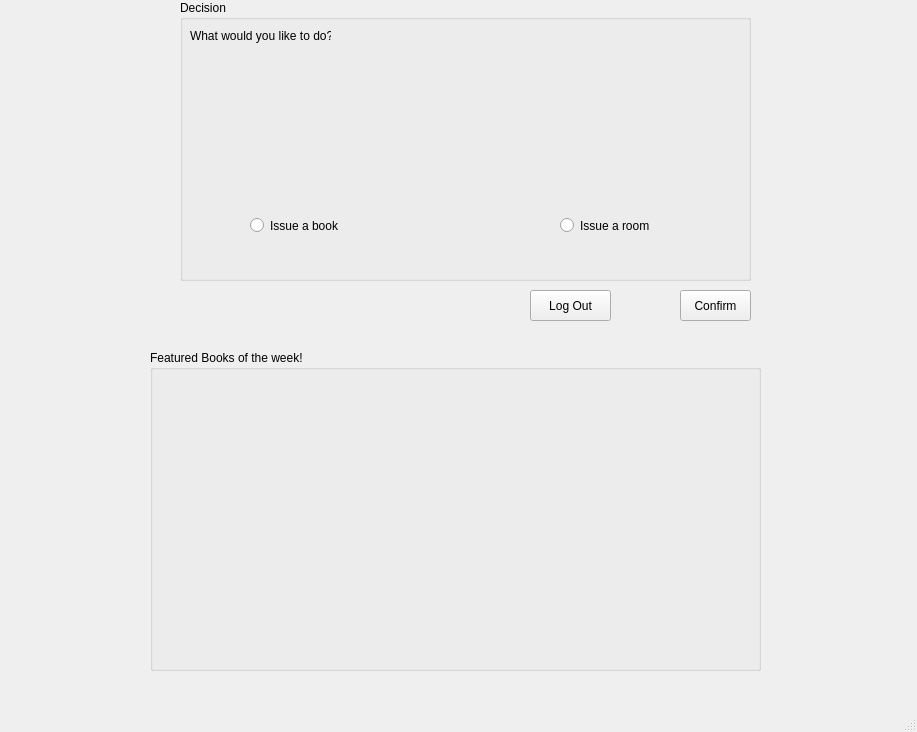
The window that 2.student_decision.ui (Asim-AAK/LibraryManagementDBMS) describes before a commit, drawn with Qt 5.
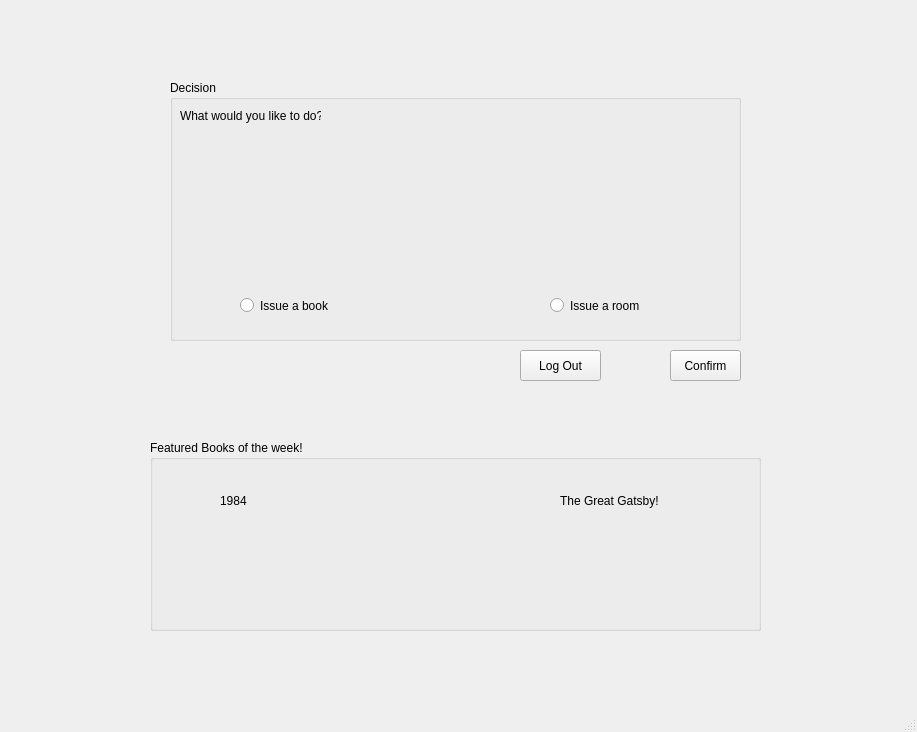
The same window after the commit. Icons and pictures are not drawn.

Patch:
```diff
--- a/2.student_decision.ui
+++ b/2.student_decision.ui
@@ -17,10 +17,10 @@
    <widget class="QGroupBox" name="decision_groupBox">
     <property name="geometry">
      <rect>
-      <x>180</x>
-      <y>0</y>
+      <x>170</x>
+      <y>80</y>
       <width>571</width>
-      <height>281</height>
+      <height>261</height>
      </rect>
     </property>
     <property name="title">
@@ -101,8 +101,8 @@
    <widget class="QPushButton" name="confirm_pushButton">
     <property name="geometry">
      <rect>
-      <x>680</x>
-      <y>290</y>
+      <x>670</x>
+      <y>350</y>
       <width>71</width>
       <height>31</height>
      </rect>
@@ -115,9 +115,9 @@
     <property name="geometry">
      <rect>
       <x>150</x>
-      <y>350</y>
+      <y>440</y>
       <width>611</width>
-      <height>321</height>
+      <height>191</height>
      </rect>
     </property>
     <property name="title">
@@ -126,25 +126,35 @@
     <widget class="QLabel" name="label_5">
      <property name="geometry">
       <rect>
-       <x>40</x>
+       <x>70</x>
        <y>50</y>
-       <width>551</width>
-       <height>241</height>
+       <width>141</width>
+       <height>21</height>
       </rect>
      </property>
-     <property name="styleSheet">
-      <string notr="true">image: url(:/newPrefix/Screenshot 2023-10-25 221632.png);</string>
+     <property name="text">
+      <string>1984 </string>
      </property>
+    </widget>
+    <widget class="QLabel" name="studentemail_label_2">
+     <property name="geometry">
+      <rect>
+       <x>410</x>
+       <y>50</y>
+       <width>141</width>
+       <height>21</height>
+      </rect>
+     </property>
      <property name="text">
-      <string/>
+      <string>The Great Gatsby!</string>
      </property>
     </widget>
    </widget>
    <widget class="QPushButton" name="logout_pushButton">
     <property name="geometry">
      <rect>
-      <x>530</x>
-      <y>290</y>
+      <x>520</x>
+      <y>350</y>
       <width>81</width>
       <height>31</height>
      </rect>
```
Left out of the diff: 4 changed lines with no effect on the pictures.
